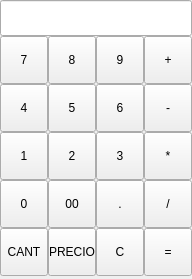
eboladev/Bulmages-1, file bulmages/bulmatpv/plugins/plugintecladonumerico/tecladonumericobase.ui: the form before one commit.
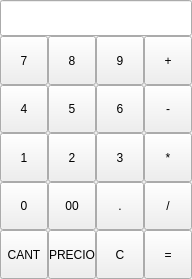
The form after the commit.

Commit message: Agrego la seleccion de clientes al tpv. El funcionamiento es meter el codigo de cliente y pulsar sobre el boton cliente que esta en el plugin de abreviaciones.

Diff of the .ui file:
```diff
--- a/bulmages/bulmatpv/plugins/plugintecladonumerico/tecladonumericobase.ui
+++ b/bulmages/bulmatpv/plugins/plugintecladonumerico/tecladonumericobase.ui
@@ -29,8 +29,8 @@
      </property>
      <property name="maximumSize" >
       <size>
-       <width>48</width>
-       <height>48</height>
+       <width>200</width>
+       <height>200</height>
       </size>
      </property>
      <property name="text" >
@@ -48,8 +48,8 @@
      </property>
      <property name="maximumSize" >
       <size>
-       <width>48</width>
-       <height>48</height>
+       <width>200</width>
+       <height>200</height>
       </size>
      </property>
      <property name="text" >
@@ -67,8 +67,8 @@
      </property>
      <property name="maximumSize" >
       <size>
-       <width>48</width>
-       <height>48</height>
+       <width>200</width>
+       <height>200</height>
       </size>
      </property>
      <property name="text" >
@@ -86,8 +86,8 @@
      </property>
      <property name="maximumSize" >
       <size>
-       <width>48</width>
-       <height>48</height>
+       <width>200</width>
+       <height>200</height>
       </size>
      </property>
      <property name="text" >
@@ -105,8 +105,8 @@
      </property>
      <property name="maximumSize" >
       <size>
-       <width>48</width>
-       <height>48</height>
+       <width>200</width>
+       <height>200</height>
       </size>
      </property>
      <property name="text" >
@@ -124,8 +124,8 @@
      </property>
      <property name="maximumSize" >
       <size>
-       <width>48</width>
-       <height>48</height>
+       <width>200</width>
+       <height>200</height>
       </size>
      </property>
      <property name="text" >
@@ -163,8 +163,8 @@
      </property>
      <property name="maximumSize" >
       <size>
-       <width>48</width>
-       <height>48</height>
+       <width>200</width>
+       <height>200</height>
       </size>
      </property>
      <property name="text" >
@@ -182,8 +182,8 @@
      </property>
      <property name="maximumSize" >
       <size>
-       <width>48</width>
-       <height>48</height>
+       <width>200</width>
+       <height>200</height>
       </size>
      </property>
      <property name="text" >
@@ -201,8 +201,8 @@
      </property>
      <property name="maximumSize" >
       <size>
-       <width>48</width>
-       <height>48</height>
+       <width>200</width>
+       <height>200</height>
       </size>
      </property>
      <property name="text" >
@@ -220,8 +220,8 @@
      </property>
      <property name="maximumSize" >
       <size>
-       <width>48</width>
-       <height>48</height>
+       <width>200</width>
+       <height>200</height>
       </size>
      </property>
      <property name="text" >
@@ -239,8 +239,8 @@
      </property>
      <property name="maximumSize" >
       <size>
-       <width>48</width>
-       <height>48</height>
+       <width>200</width>
+       <height>200</height>
       </size>
      </property>
      <property name="text" >
@@ -258,8 +258,8 @@
      </property>
      <property name="maximumSize" >
       <size>
-       <width>48</width>
-       <height>48</height>
+       <width>200</width>
+       <height>200</height>
       </size>
      </property>
      <property name="text" >
@@ -277,8 +277,8 @@
      </property>
      <property name="maximumSize" >
       <size>
-       <width>48</width>
-       <height>48</height>
+       <width>200</width>
+       <height>200</height>
       </size>
      </property>
      <property name="text" >
@@ -296,8 +296,8 @@
      </property>
      <property name="maximumSize" >
       <size>
-       <width>48</width>
-       <height>48</height>
+       <width>200</width>
+       <height>200</height>
       </size>
      </property>
      <property name="text" >
@@ -315,8 +315,8 @@
      </property>
      <property name="maximumSize" >
       <size>
-       <width>48</width>
-       <height>48</height>
+       <width>200</width>
+       <height>200</height>
       </size>
      </property>
      <property name="text" >
@@ -334,8 +334,8 @@
      </property>
      <property name="maximumSize" >
       <size>
-       <width>48</width>
-       <height>48</height>
+       <width>200</width>
+       <height>200</height>
       </size>
      </property>
      <property name="text" >
@@ -353,8 +353,8 @@
      </property>
      <property name="maximumSize" >
       <size>
-       <width>48</width>
-       <height>48</height>
+       <width>200</width>
+       <height>200</height>
       </size>
      </property>
      <property name="text" >
@@ -372,8 +372,8 @@
      </property>
      <property name="maximumSize" >
       <size>
-       <width>48</width>
-       <height>48</height>
+       <width>200</width>
+       <height>200</height>
       </size>
      </property>
      <property name="text" >
@@ -391,8 +391,8 @@
      </property>
      <property name="maximumSize" >
       <size>
-       <width>48</width>
-       <height>48</height>
+       <width>200</width>
+       <height>200</height>
       </size>
      </property>
      <property name="text" >
@@ -410,8 +410,8 @@
      </property>
      <property name="maximumSize" >
       <size>
-       <width>48</width>
-       <height>48</height>
+       <width>200</width>
+       <height>200</height>
       </size>
      </property>
      <property name="text" >
```
Left out of the diff: 65 changed lines with no effect on the pictures. The commit also changes 7 other files.
